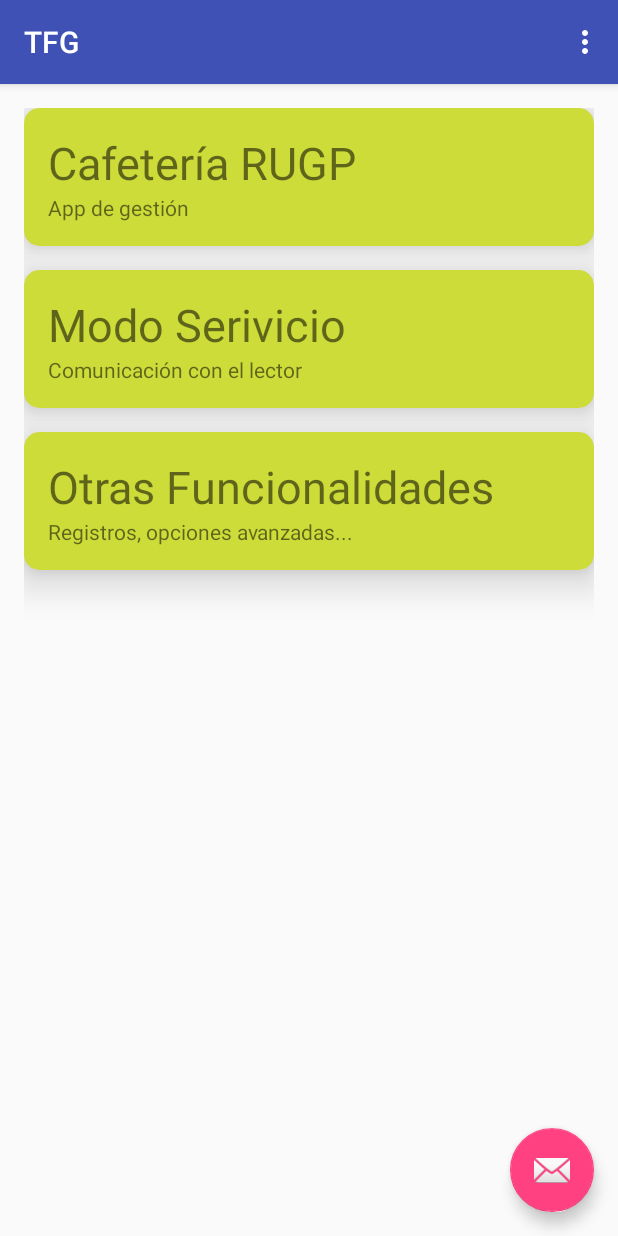
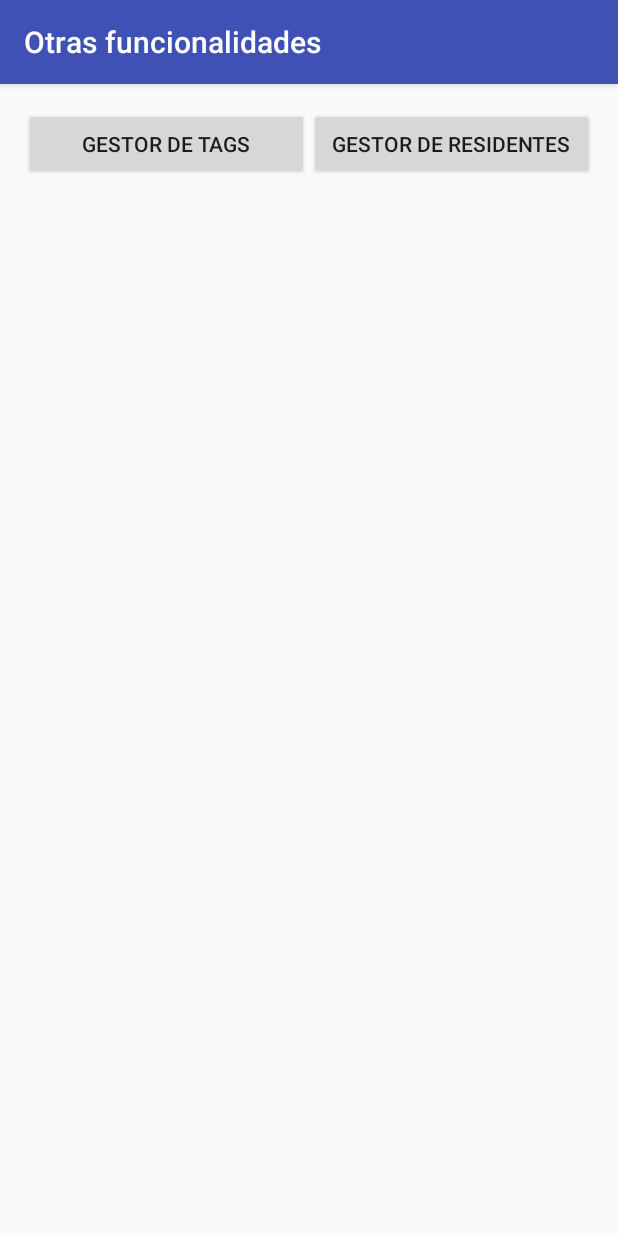
Before and after one commit to Saceone/TFG, an Android app: the screen it shows after launch (MainActivity before the commit, OtrasFuncionalidades after it), after a tap on "Otras Funcionalidades", on a phone screen of 412 x 824 dp. Run offline under Robolectric (Android 15) with nearby library versions, the phone set to English and light mode, and no system bars; 4 statements that could not run were skipped.

Commit message:
25/2
25/2

```diff
--- a/app/src/main/java/com/saceone/tfg/MainActivity.java
+++ b/app/src/main/java/com/saceone/tfg/MainActivity.java
@@ -7,6 +7,7 @@ import android.support.design.widget.Snackbar;
 import android.support.v7.app.AppCompatActivity;
 import android.support.v7.widget.Toolbar;
 import android.text.Html;
+import android.util.Log;
 import android.view.View;
 import android.view.Menu;
 import android.view.MenuItem;
@@ -14,6 +15,8 @@ import android.widget.Button;
 import android.widget.ImageView;
 import android.widget.TextView;
 
+import com.saceone.tfg.Exceptions.BluetoothNotAvaliableException;
+import com.saceone.tfg.Exceptions.BluetoothNotEnabledException;
 import com.saceone.tfg.Utils.BluetoothHelper;
 import com.saceone.tfg.Utils.ICallback;
 
@@ -37,12 +40,36 @@ public class MainActivity extends AppCompatActivity implements ICallback {
             @Override
             public void onClick(View view) {
                 try {
-                    bt.sendData("POLE");
+                    bt.sendData("WAKE_READER");
                 } catch (IOException e) {
                     e.printStackTrace();
                 }
             }
         });
+    }
+
+    @Override
+    public void onResume(){
+        super.onResume();
+        try {
+            bt.connect();
+        } catch (BluetoothNotEnabledException e) {
+            e.printStackTrace();
+        } catch (BluetoothNotAvaliableException e) {
+            e.printStackTrace();
+        } catch (IOException e) {
+            e.printStackTrace();
+        }
+    }
+
+    @Override
+    public void onPause(){
+        super.onPause();
+        try {
+            bt.disconnect();
+        } catch (IOException e) {
+            e.printStackTrace();
+        }
     }
 
     @Override
@@ -68,6 +95,7 @@ public class MainActivity extends AppCompatActivity implements ICallback {
     }
 
     public void call() {
+        Log.d("LOG: ", "CALL RECIBIDO");
         Date today = Calendar.getInstance().getTime();
         SimpleDateFormat formatter = new SimpleDateFormat("dd-MM-yyyy HH:mm");
         String folderName = formatter.format(today);
--- a/app/src/main/java/com/saceone/tfg/MainActivityFragment.java
+++ b/app/src/main/java/com/saceone/tfg/MainActivityFragment.java
@@ -1,6 +1,6 @@
 package com.saceone.tfg;
 
-import android.support.design.widget.Snackbar;
+import android.content.Intent;
 import android.support.v4.app.Fragment;
 import android.os.Bundle;
 import android.support.v7.widget.CardView;
@@ -40,15 +40,7 @@ public class MainActivityFragment extends Fragment {
         cv1.setOnClickListener(new View.OnClickListener() {
             @Override
             public void onClick(View v) {
-                try {
-                    bt.connect();
-                } catch (BluetoothNotEnabledException e) {
-                    e.printStackTrace();
-                } catch (BluetoothNotAvaliableException e) {
-                    e.printStackTrace();
-                } catch (IOException e) {
-                    e.printStackTrace();
-                }
+
             }
         });
 
@@ -71,15 +63,13 @@ public class MainActivityFragment extends Fragment {
         cv3.setOnClickListener(new View.OnClickListener() {
             @Override
             public void onClick(View v) {
-                try {
-                    bt.disconnect();
-                } catch (IOException e) {
-                    e.printStackTrace();
-                }
+                Intent i = new Intent(getContext(), OtrasFuncionalidades.class);
+                startActivity(i);
             }
         });
 
 
         return view;
     }
+
 }
--- /dev/null
+++ b/app/src/main/java/com/saceone/tfg/OtrasFuncionalidades.java
@@ -0,0 +1,37 @@
+package com.saceone.tfg;
+
+import android.os.Bundle;
+import android.support.v7.app.AppCompatActivity;
+import android.view.View;
+import android.widget.Button;
+
+
+/**
+ * Created by ASUS on 25/02/2016.
+ */
+public class OtrasFuncionalidades extends AppCompatActivity {
+    Button btn_gestion_tags;
+    Button btn_gestion_residentes;
+
+    @Override
+    protected void onCreate(Bundle savedInstanceState) {
+        super.onCreate(savedInstanceState);
+        setContentView(R.layout.otras_funcionalidades);
+
+        btn_gestion_residentes = (Button)findViewById(R.id.btn_gestion_residentes);
+        btn_gestion_residentes.setOnClickListener(new View.OnClickListener() {
+            @Override
+            public void onClick(View v) {
+
+            }
+        });
+
+        btn_gestion_tags = (Button)findViewById(R.id.btn_gestion_tags);
+        btn_gestion_tags.setOnClickListener(new View.OnClickListener() {
+            @Override
+            public void onClick(View v) {
+
+            }
+        });
+    }
+}
--- a/app/src/main/java/com/saceone/tfg/Utils/BluetoothHelper.java
+++ b/app/src/main/java/com/saceone/tfg/Utils/BluetoothHelper.java
@@ -4,7 +4,11 @@ import android.app.Activity;
 import android.bluetooth.BluetoothAdapter;
 import android.bluetooth.BluetoothDevice;
 import android.bluetooth.BluetoothSocket;
+import android.content.BroadcastReceiver;
+import android.content.Context;
+import android.content.Intent;
 import android.os.Handler;
+import android.util.Log;
 
 import com.saceone.tfg.Exceptions.BluetoothNotAvaliableException;
 import com.saceone.tfg.Exceptions.BluetoothNotEnabledException;
@@ -24,8 +28,6 @@ public class BluetoothHelper {
     private OutputStream mOutputStream;
     private InputStream mInputStream;
     // Constantes
-    public static final String BT_CONNECT = "0";
-    public static final String WAKEREADER = "1";
     private static final UUID MY_UUID = UUID.fromString("00001101-0000-1000-8000-00805f9b34fb");
     private static final String ADDRESS = "98:D3:31:F4:11:80";
     // Variables del handler
@@ -36,17 +38,14 @@ public class BluetoothHelper {
     // Variable de callback para poder llamar al método de la activity
     private ICallback mCallback;
 
+
     private BluetoothHelper(Activity activity) {
         // TODO: Inicializar la clase
         mCallback = (ICallback) activity;
     }
 
     public static BluetoothHelper getInstance(Activity activity) {
-        if (mBluetoothHelper == null) {
-            // Necesitamos la activity actual para cuando tengamos que iniciar diálogos (newMenu)
-            mBluetoothHelper = new BluetoothHelper(activity);
-        }
-        return mBluetoothHelper;
+        return new BluetoothHelper(activity);
     }
 
     public BluetoothAdapter getBluetoothAdapter() throws BluetoothNotEnabledException,
@@ -101,50 +100,59 @@ public class BluetoothHelper {
 
     private void beginListenForData() {
         final Handler handler = new Handler();
-        final byte delimiter = 10;
+        final byte delimiter = 10; //This is the ASCII code for a newline character
 
-        mWorkerThread = new Thread(new Runnable() {
-            @Override
-            public void run() {
-                while (!Thread.currentThread().isInterrupted() && !mStopWorker) {
-                    try {
+        mStopWorker = false;
+        mReadBufferPosition = 0;
+        mReadBuffer = new byte[1024];
+        mWorkerThread = new Thread(new Runnable()
+        {
+            public void run()
+            {
+                while(!Thread.currentThread().isInterrupted() && !mStopWorker)
+                {
+                    try
+                    {
                         int bytesAvailable = mInputStream.available();
-
-                        if (bytesAvailable > 0) {
-                            byte[] packedBytes = new byte[bytesAvailable];
-                            mInputStream.read(packedBytes);
-
-                            for (int i = 0; i < bytesAvailable; i++) {
-                                byte b = packedBytes[i];
-
-                                if (b == delimiter) {
+                        if(bytesAvailable > 0)
+                        {
+                            byte[] packetBytes = new byte[bytesAvailable];
+                            mInputStream.read(packetBytes);
+                            for(int i=0;i<bytesAvailable;i++)
+                            {
+                                byte b = packetBytes[i];
+                                if(b == delimiter)
+                                {
                                     byte[] encodedBytes = new byte[mReadBufferPosition];
                                     System.arraycopy(mReadBuffer, 0, encodedBytes, 0, encodedBytes.length);
                                     final String data = new String(encodedBytes, "US-ASCII");
                                     mReadBufferPosition = 0;
 
-                                    handler.post(new Runnable() {
-                                        @Override
-                                        public void run() {
+                                    handler.post(new Runnable()
+                                    {
+                                        public void run()
+                                        {
+                                            mCallback.call();
                                             switch(data){
                                                 case "E9A05D35":
+                                                    break;
                                                 case "481C3BE":
-                                                    // Llama al método call() de MainActivity
-                                                    // (o cualquier activity actual que se haya
-                                                    // pasado a getInstance)
-                                                    mCallback.call();
                                                     break;
                                                 default:
                                                     break;
                                             }
                                         }
                                     });
-                                } else {
+                                }
+                                else
+                                {
                                     mReadBuffer[mReadBufferPosition++] = b;
                                 }
                             }
                         }
-                    } catch (IOException e) {
+                    }
+                    catch (IOException ex)
+                    {
                         mStopWorker = true;
                     }
                 }
@@ -153,4 +161,5 @@ public class BluetoothHelper {
 
         mWorkerThread.start();
     }
+
 }
--- /dev/null
+++ b/app/src/main/res/layout/otras_funcionalidades.xml
@@ -0,0 +1,28 @@
+<?xml version="1.0" encoding="utf-8"?>
+<LinearLayout xmlns:android="http://schemas.android.com/apk/res/android"
+              android:orientation="vertical"
+              android:layout_width="match_parent"
+              android:layout_height="match_parent">
+
+   <LinearLayout
+       android:layout_width="match_parent"
+       android:layout_height="wrap_content"
+       android:layout_marginTop="16dp"
+       android:layout_marginLeft="16dp"
+       android:layout_marginRight="16dp">
+       <Button
+           android:layout_width="match_parent"
+           android:layout_height="wrap_content"
+           android:layout_weight="1"
+           android:text="@string/gestion_tags"
+           android:id="@+id/btn_gestion_tags"/>
+
+       <Button
+           android:layout_width="match_parent"
+           android:layout_height="wrap_content"
+           android:layout_weight="1"
+           android:text="@string/gestion_residentes"
+           android:id="@+id/btn_gestion_residentes"
+           android:layout_gravity="center_horizontal"/>
+   </LinearLayout>
+</LinearLayout>
--- a/app/src/main/res/values/strings.xml
+++ b/app/src/main/res/values/strings.xml
@@ -9,4 +9,8 @@
     <string name="cv2_txt2">Comunicación con el lector</string>
     <string name="cv3_txt1">Otras Funcionalidades</string>
     <string name="cv3_txt2">Registros, opciones avanzadas...</string>
+    <string name="gestion_tags">Gestor de TAGs</string>
+    <string name="gestion_residentes">Gestor de residentes</string>
+    <string name="otras_funcionalidades">Otras funcionalidades</string>
+    <string name="new_tag_room">Añadir nuevo TAG</string>
 </resources>
```
Also changed, not shown: app/src/main/AndroidManifest.xml (+13 -0 lines), app/src/main/java/com/saceone/tfg/MyDB.java (added, +49 -0 lines), app/src/main/java/com/saceone/tfg/gestor_tags.java (added, +38 -0 lines), app/src/main/java/com/saceone/tfg/newTagRoom.java (added, +106 -0 lines), app/src/main/res/layout/gestor_descargas.xml (added, +19 -0 lines), app/src/main/res/layout/new_tag_room.xml (added, +48 -0 lines).
